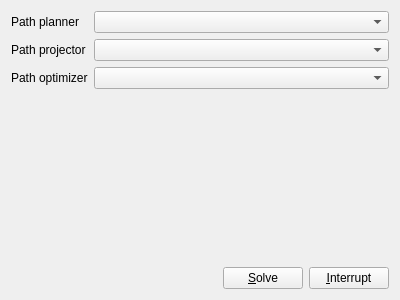
Before: the Qt Designer form plugins/hppwidgetsplugin/solverwidget.ui in humanoid-path-planner/hpp-gui, drawn with Qt 5.
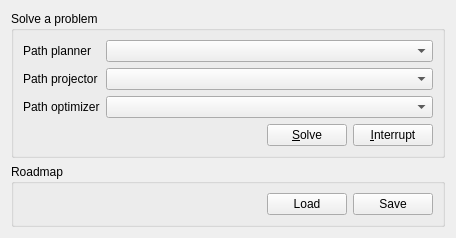
After: the same form once the commit is applied. Icons and pictures are not drawn.

Commit message: Add load and save roadmap functionality

The edit to the form file:
```diff
--- a/plugins/hppwidgetsplugin/solverwidget.ui
+++ b/plugins/hppwidgetsplugin/solverwidget.ui
@@ -6,8 +6,8 @@
    <rect>
     <x>0</x>
     <y>0</y>
-    <width>400</width>
-    <height>300</height>
+    <width>456</width>
+    <height>234</height>
    </rect>
   </property>
   <property name="windowTitle">
@@ -15,6 +15,12 @@
   </property>
   <layout class="QVBoxLayout" name="verticalLayout">
    <item>
+    <widget class="QGroupBox" name="groupBox_2">
+     <property name="title">
+      <string>Solve a problem</string>
+     </property>
+     <layout class="QVBoxLayout" name="verticalLayout_2">
+      <item>
     <layout class="QFormLayout" name="formLayout">
      <property name="fieldGrowthPolicy">
       <enum>QFormLayout::AllNonFixedFieldsGrow</enum>
@@ -88,6 +94,48 @@
       </widget>
      </item>
     </layout>
+      </item>
+     </layout>
+     <zorder></zorder>
+     <zorder>horizontalSpacer</zorder>
+     <zorder></zorder>
+    </widget>
+   </item>
+   <item>
+    <widget class="QGroupBox" name="groupBox">
+     <property name="title">
+      <string>Roadmap</string>
+     </property>
+     <layout class="QHBoxLayout" name="horizontalLayout_3">
+      <item>
+       <spacer name="horizontalSpacer_2">
+        <property name="orientation">
+         <enum>Qt::Horizontal</enum>
+        </property>
+        <property name="sizeHint" stdset="0">
+         <size>
+          <width>40</width>
+          <height>20</height>
+         </size>
+        </property>
+       </spacer>
+      </item>
+      <item>
+       <widget class="QPushButton" name="loadRoadmap">
+        <property name="text">
+         <string>Load</string>
+        </property>
+       </widget>
+      </item>
+      <item>
+       <widget class="QPushButton" name="saveRoadmap">
+        <property name="text">
+         <string>Save</string>
+        </property>
+       </widget>
+      </item>
+     </layout>
+    </widget>
    </item>
   </layout>
  </widget>
```
Lines whose indentation alone changed are shown as unchanged. The commit also changes 2 other files.
